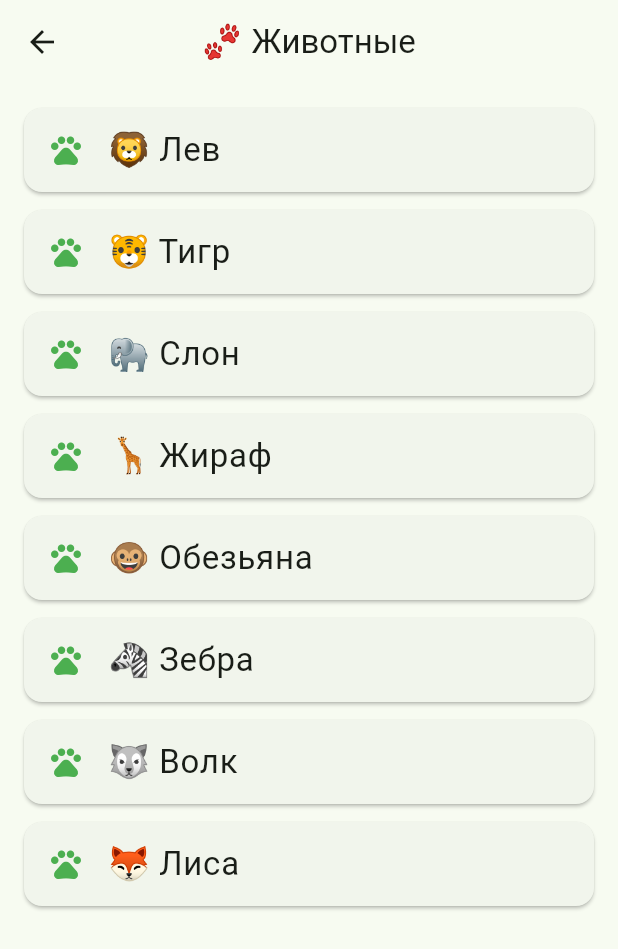
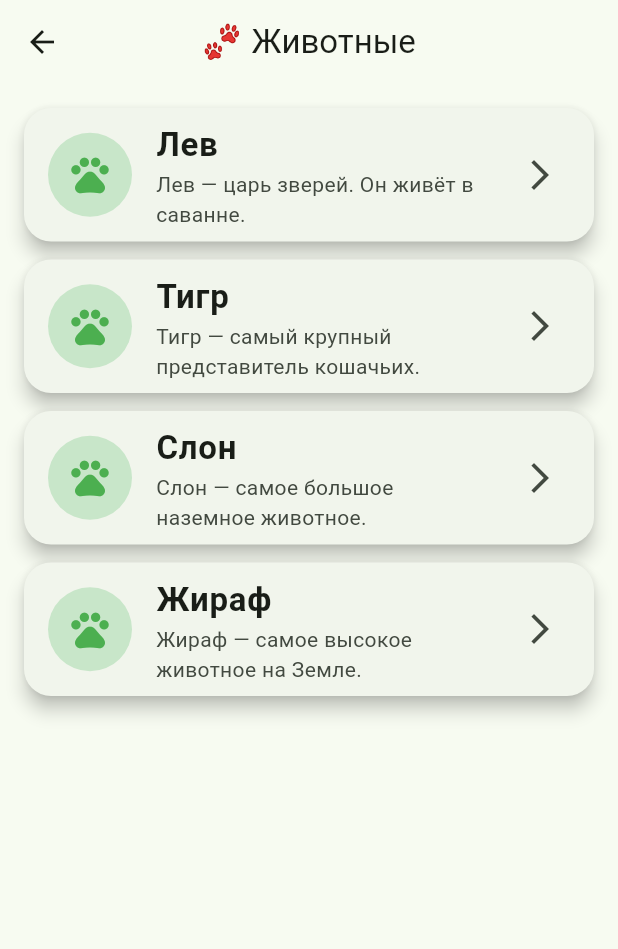
Before and after one commit to Tamara-Sharuyeva/nature_explorer_kids, a Flutter app: the AnimalsPage screen opened directly, on a phone screen of 412 x 824 dp. Shown: the top 949 px of the screen. Run offline on Flutter 3.47's test engine with Material 3 defaults, Android fonts, the phone set to English and light mode, and no system bars.

Commit message:
Добавлены страницы животных и изображения

```diff
--- /dev/null
+++ b/lib/data/animals_data.dart
@@ -0,0 +1,28 @@
+import '../models/animal.dart';
+
+const List<Animal> animalsData = [
+  Animal(
+    name: 'Лев',
+    image: 'assets/images/lion.png',
+    description: 'Лев — царь зверей. Он живёт в саванне.',
+    sound: 'assets/sounds/lion.mp3',
+  ),
+  Animal(
+    name: 'Тигр',
+    image: 'assets/images/tiger.png',
+    description: 'Тигр — самый крупный представитель кошачьих.',
+    sound: 'assets/sounds/tiger.mp3',
+  ),
+  Animal(
+    name: 'Слон',
+    image: 'assets/images/elephant.png',
+    description: 'Слон — самое большое наземное животное.',
+    sound: 'assets/sounds/elephant.mp3',
+  ),
+  Animal(
+    name: 'Жираф',
+    image: 'assets/images/giraffe.png',
+    description: 'Жираф — самое высокое животное на Земле.',
+    sound: 'assets/sounds/giraffe.mp3',
+  ),
+];
--- a/lib/pages/animals/animals_page.dart
+++ b/lib/pages/animals/animals_page.dart
@@ -1,20 +1,12 @@
 import 'package:flutter/material.dart';
-
+import '../../data/animals_data.dart';
+import 'animal_details_page.dart';
 class AnimalsPage extends StatelessWidget {
   const AnimalsPage({super.key});
 
   @override
   Widget build(BuildContext context) {
-    final animals = [
-      "🦁 Лев",
-      "🐯 Тигр",
-      "🐘 Слон",
-      "🦒 Жираф",
-      "🐵 Обезьяна",
-      "🦓 Зебра",
-      "🐺 Волк",
-      "🦊 Лиса",
-    ];
+    final animals = animalsData;
 
     return Scaffold(
       appBar: AppBar(
@@ -26,13 +18,46 @@ class AnimalsPage extends StatelessWidget {
         itemCount: animals.length,
         itemBuilder: (context, index) {
           return Card(
+            elevation: 5,
+            shape: RoundedRectangleBorder(
+              borderRadius: BorderRadius.circular(18),
+            ),
             margin: const EdgeInsets.only(bottom: 12),
             child: ListTile(
-              leading: const Icon(Icons.pets, color: Colors.green),
+              leading: CircleAvatar(
+                radius: 28,
+                backgroundColor: Colors.green.shade100,
+                child: const Icon(
+                  Icons.pets,
+                  color: Colors.green,
+                  size: 30,
+                ),
+              ),
               title: Text(
-                animals[index],
-                style: const TextStyle(fontSize: 22),
+                animals[index].name,
+                style: const TextStyle(
+                  fontSize: 22,
+                  fontWeight: FontWeight.bold,
+                ),
               ),
+
+              subtitle: Text(
+                animals[index].description,
+                maxLines: 2,
+                overflow: TextOverflow.ellipsis,
+              ),
+
+              trailing: const Icon(Icons.arrow_forward_ios),
+              onTap: () {
+                Navigator.push(
+                  context,
+                  MaterialPageRoute(
+                    builder: (context) => AnimalDetailsPage(
+                      animal: animals[index],
+                    ),
+                  ),
+                );
+              },
             ),
           );
         },
--- a/pubspec.yaml
+++ b/pubspec.yaml
@@ -56,7 +56,8 @@ flutter:
   # included with your application, so that you can use the icons in
   # the material Icons class.
   uses-material-design: true
-
+  assets:
+    - assets/images/
   # To add assets to your application, add an assets section, like this:
   # assets:
   #   - images/a_dot_burr.jpeg
```
Also changed, not shown: lib/models/animal.dart (added, +13 -0 lines), lib/pages/animals/animal_details_page.dart (added, +45 -0 lines), assets/images/elephant.png (added), assets/images/giraffe.png (added), assets/images/lion.png (added), assets/images/tiger.png (added).
